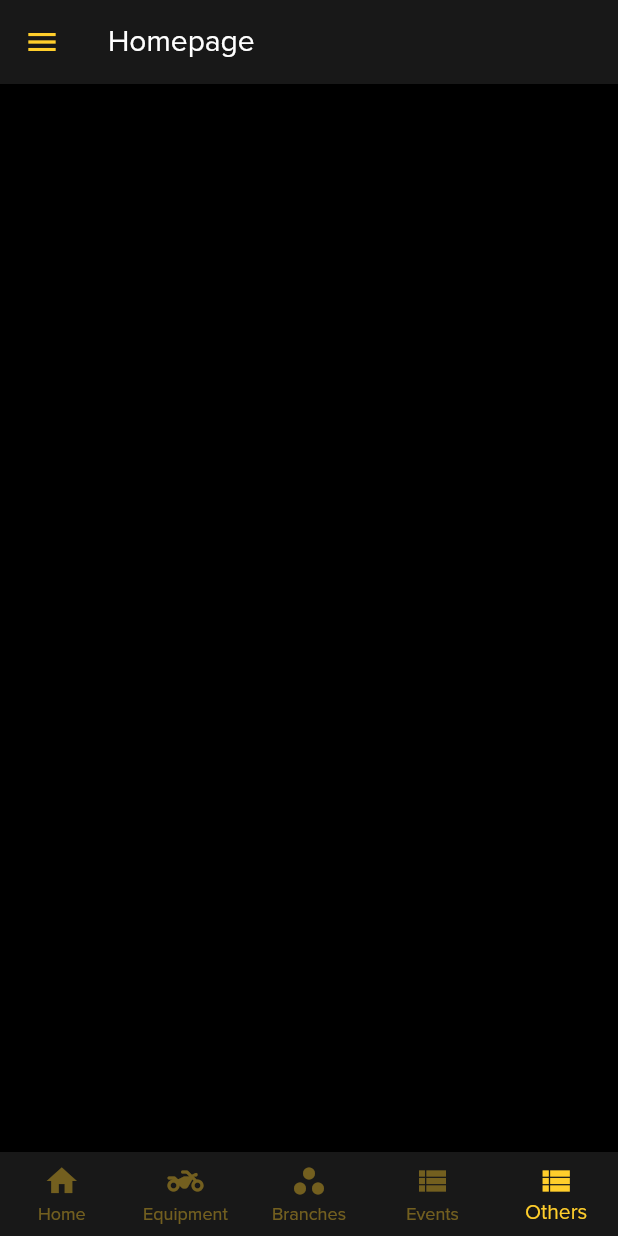
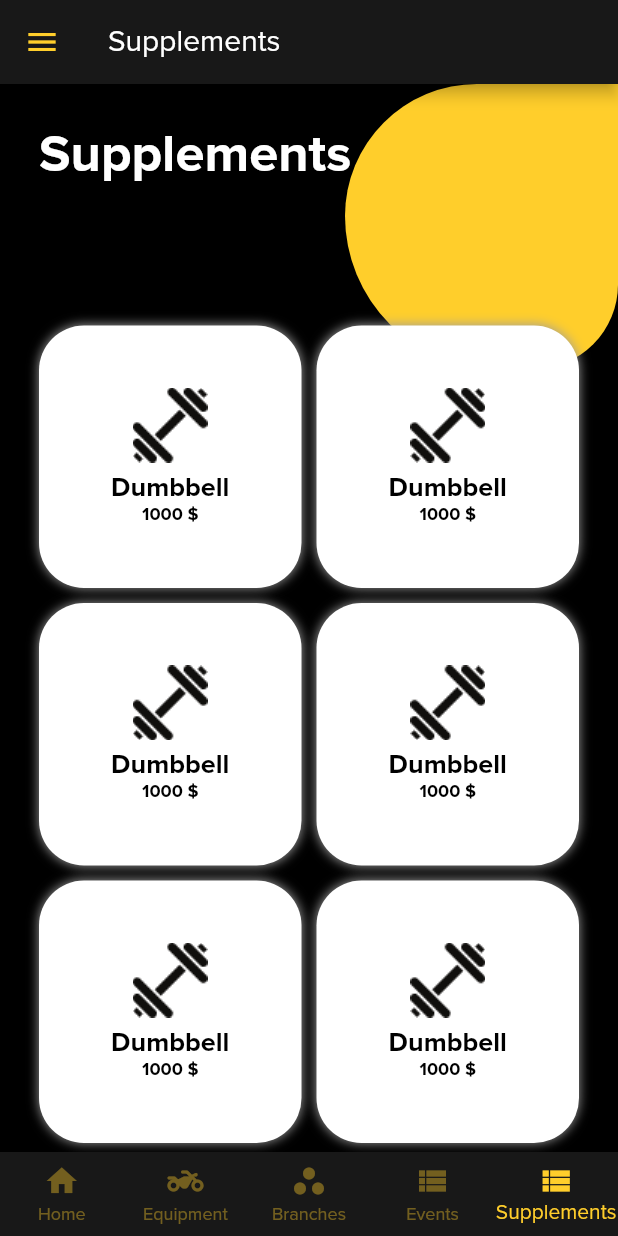
Before and after one commit to AdhamMagdyA/GymManager, a Flutter app: the screen it shows after launch, item 5 of the bottom bar chosen, on a phone screen of 412 x 824 dp. Run offline on Flutter 3.47's test engine with Material 2 defaults, Android fonts, the phone set to English and light mode, and no system bars; our stand-ins replace cached_network_image, motion_tab_bar, pie_chart, timelines; missing offline and left inert: dart:html, dart:js.

Commit message:
finish supplements main screens

```diff
--- /dev/null
+++ b/lib/screens/Supplements/supplement-grid-view.dart
@@ -0,0 +1,118 @@
+import 'package:flutter/material.dart';
+import 'package:gym_project/core/presentation/res/assets.dart';
+import 'package:gym_project/widget/grid_view_card.dart';
+
+class SupplementList extends StatefulWidget {
+  const SupplementList({ Key key }) : super(key: key);
+
+  @override
+  _SupplementListState createState() => _SupplementListState();
+}
+
+class _SupplementListState extends State<SupplementList> {
+  @override
+  Widget build(BuildContext context) {
+    return Scaffold(
+        body: SafeArea(
+      child: Stack(
+        children: <Widget>[
+          //background design
+          Container(
+            margin: EdgeInsets.only(left: 230, bottom: 20),
+            width: 220,
+            height: 190,
+            decoration: BoxDecoration(
+                color: Color(0xFFFFCE2B),
+                borderRadius: BorderRadius.only(
+                    topLeft: Radius.circular(250),
+                    bottomLeft: Radius.circular(290),
+                    bottomRight: Radius.circular(160),
+                    topRight: Radius.circular(0))),
+          ),
+          //grid
+          CustomScrollView(
+            slivers: <Widget>[
+              SliverToBoxAdapter(
+                child: Padding(
+                  padding: const EdgeInsets.all(26.0),
+                  child: Column(
+                    mainAxisSize: MainAxisSize.min,
+                    crossAxisAlignment: CrossAxisAlignment.start,
+                    children: <Widget>[
+                      Text("Supplements",
+                          style: TextStyle(
+                              fontSize: 35,
+                              fontWeight: FontWeight.w800,
+                              color: Colors.white)),
+                      SizedBox(
+                        height: 40,
+                      ),
+                    ],
+                  ),
+                ),
+              ),
+              SliverPadding(
+                padding: const EdgeInsets.all(26.0),
+                sliver: SliverGrid.count(
+                  crossAxisCount: 2,
+                  mainAxisSpacing: 10,
+                  crossAxisSpacing: 10,
+                  children: <Widget>[
+                    GridViewCard(
+                      dumbbell,
+                      'Dumbbell',
+                      '1000 \$',
+                      '',
+                      '',
+                      '',
+                    ),
+                    GridViewCard(
+                      dumbbell,
+                      'Dumbbell',
+                      '1000 \$',
+                      '',
+                      '',
+                      '',
+                    ),
+                    GridViewCard(
+                      dumbbell,
+                      'Dumbbell',
+                      '1000 \$',
+                      '',
+                      '',
+                      '',
+                    ),
+                    GridViewCard(
+                      dumbbell,
+                      'Dumbbell',
+                      '1000 \$',
+                      '',
+                      '',
+                      '',
+                    ),
+                    GridViewCard(
+                      dumbbell,
+                      'Dumbbell',
+                      '1000 \$',
+                      '',
+                      '',
+                      '',
+                    ),
+                    GridViewCard(
+                      dumbbell,
+                      'Dumbbell',
+                      '1000 \$',
+                      '',
+                      '',
+                      '',
+                    ),
+                  ],
+                ),
+              ),
+            ],
+          ),
+        ],
+      ),
+    ));
+  }
+}
--- a/lib/screens/admin/util-screen.dart
+++ b/lib/screens/admin/util-screen.dart
@@ -1,6 +1,8 @@
 import 'package:flutter/material.dart';
 import 'package:gym_project/screens/Events/events-list.dart';
 import 'package:gym_project/screens/Events/events-tile.dart';
+import 'package:gym_project/screens/Supplements/supplement-details.dart';
+import 'package:gym_project/screens/Supplements/supplement-grid-view.dart';
 import 'package:gym_project/screens/common/grid_view.dart';
 import 'package:gym_project/screens/admin/admin_home_page.dart';
 import 'package:gym_project/widget/drawer.dart';
@@ -38,8 +40,8 @@ class _AdminUtilState extends State<AdminUtil> with TickerProviderStateMixin {
       'title': 'Events',
     },
     {
-      'page': Material(),
-      'title': 'Homepage',
+      'page': SupplementList(),
+      'title': 'Supplements',
     },
   ];
   @override
@@ -88,7 +90,7 @@ class _AdminUtilState extends State<AdminUtil> with TickerProviderStateMixin {
           ),
           BottomNavigationBarItem(
             icon: Icon(Icons.view_list),
-            label: 'Others',
+            label: 'Supplements',
           ),
         ],
         currentIndex: _selectedIndex,
--- a/pubspec.yaml
+++ b/pubspec.yaml
@@ -69,6 +69,10 @@ flutter:
     - assets/images/as.png
     - assets/images/blank.png
     - assets/images/user_icon.png
+    - assets/images/supp.jpg
+    - assets/images/dumbbell.jpg
+
+
 
   # An image asset can refer to one or more resolution-specific "variants", see
   # https://flutter.dev/assets-and-images/#resolution-aware.
```
Also changed, not shown: lib/screens/Supplements/supplement-details.dart (added, +85 -0 lines), assets/images/dumbbell.jpg (added), assets/images/supp.jpg (added).
